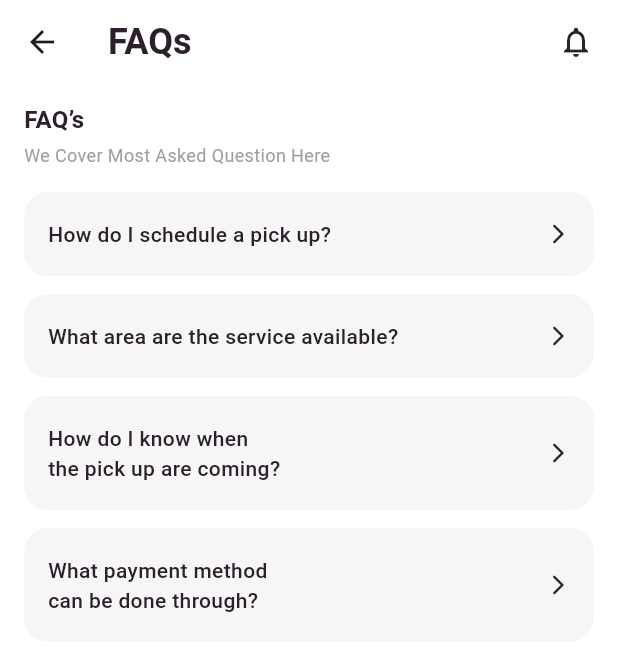
After one commit to bask4ra/kuyupjelantah-mobile, a Flutter app: the FAQsPage screen opened by its route, on a phone screen of 412 x 824 dp. The commit adds this screen. Shown: the top 651 px of the screen. Run offline on Flutter 3.47's test engine with Material 3 defaults, Android fonts, the phone set to English and light mode, and no system bars; our stand-ins replace cloud_firestore, firebase_auth, firebase_core, fl_chart, font_awesome_flutter; accounts and stored records are empty.

Commit message:
Big Update

```diff
--- a/lib/main.dart
+++ b/lib/main.dart
@@ -1,5 +1,6 @@
 import 'package:flutter/material.dart';
 import 'package:firebase_core/firebase_core.dart';
+import 'package:kuyupjelantah/pages/faqs_page.dart';
 import 'package:kuyupjelantah/pages/mainsettings_page.dart';
 import 'package:kuyupjelantah/pages/schedule_page.dart';
 import 'package:kuyupjelantah/pages/settings_page.dart';
@@ -31,6 +32,7 @@ class MyApp extends StatelessWidget {
         '/settings': (context) => const SettingsPage(),
         '/main-settings': (context) => const MainSettingsPage(),
         '/schedule': (context) => const SchedulePage(),
+        '/faqscreen': (context) => const FAQsPage(),
       },
     );
   }
--- /dev/null
+++ b/lib/pages/faqs_page.dart
@@ -0,0 +1,100 @@
+import 'package:flutter/material.dart';
+
+class FAQsPage extends StatelessWidget {
+  const FAQsPage({super.key});
+
+  final List<Map<String, String>> faqs = const [
+    {
+      'question': 'How do I schedule a pick up?',
+    },
+    {
+      'question': 'What area are the service available?',
+    },
+    {
+      'question': 'How do I know when\nthe pick up are coming?',
+    },
+    {
+      'question': 'What payment method\ncan be done through?',
+    },
+  ];
+
+  @override
+  Widget build(BuildContext context) {
+    return Scaffold(
+      backgroundColor: Colors.white,
+      appBar: AppBar(
+        backgroundColor: Colors.white,
+        elevation: 0, // tetap tidak ada bayangan
+        title: const Text(
+          'FAQs',
+          style: TextStyle(
+            fontWeight: FontWeight.bold,
+            fontSize: 24,
+            color: Color(0xFF2B202C),
+          ),
+        ),
+        centerTitle: false,
+        actions: const [
+          Padding(
+            padding: EdgeInsets.only(right: 16),
+            child: Icon(Icons.notifications_none, color: Color(0xFF2B202C)),
+          ),
+        ],
+        // Garis bawah dihapus
+      ),
+      body: Padding(
+        padding: const EdgeInsets.symmetric(horizontal: 16, vertical: 12),
+        child: Column(
+          crossAxisAlignment: CrossAxisAlignment.start,
+          children: [
+            const Text(
+              'FAQ’s',
+              style: TextStyle(
+                fontWeight: FontWeight.bold,
+                fontSize: 16,
+                color: Color(0xFF2B202C),
+              ),
+            ),
+            const SizedBox(height: 4),
+            const Text(
+              'We Cover Most Asked Question Here',
+              style: TextStyle(
+                fontSize: 12,
+                color: Colors.grey,
+              ),
+            ),
+            const SizedBox(height: 16),
+            ...faqs.map((faq) => _buildFAQCard(faq['question']!)),
+          ],
+        ),
+      ),
+    );
+  }
+
+  Widget _buildFAQCard(String question) {
+    return Container(
+      margin: const EdgeInsets.only(bottom: 12),
+      padding: const EdgeInsets.symmetric(horizontal: 16, vertical: 18),
+      decoration: BoxDecoration(
+        color: const Color(0xFFF6F6F6),
+        borderRadius: BorderRadius.circular(16),
+      ),
+      child: Row(
+        mainAxisAlignment: MainAxisAlignment.spaceBetween,
+        children: [
+          Expanded(
+            child: Text(
+              question,
+              style: const TextStyle(
+                fontSize: 14,
+                fontWeight: FontWeight.w500,
+                color: Color(0xFF2B202C),
+              ),
+            ),
+          ),
+          const Icon(Icons.arrow_forward_ios_rounded, size: 16, color: Color(0xFF2B202C)),
+        ],
+      ),
+    );
+  }
+}
--- a/pubspec.yaml
+++ b/pubspec.yaml
@@ -39,6 +39,8 @@ dependencies:
   font_awesome_flutter: ^10.7.0
   charts_flutter_new: ^0.12.0
   fl_chart: ^0.66.0
+  url_launcher: ^6.2.5
+  share_plus: ^7.2.2
 
   # The following adds the Cupertino Icons font to your application.
   # Use with the CupertinoIcons class for iOS style icons.
```
Also changed, not shown: lib/components/side_drawer.dart (+5 -2 lines), lib/pages/mainsettings/contact_support_page.dart (added, +119 -0 lines), lib/pages/mainsettings/notification_page.dart (added, +56 -0 lines), lib/pages/mainsettings_page.dart (+36 -9 lines), lib/pages/settings_page.dart (+7 -1 lines), pubspec.lock, 5 other files.
